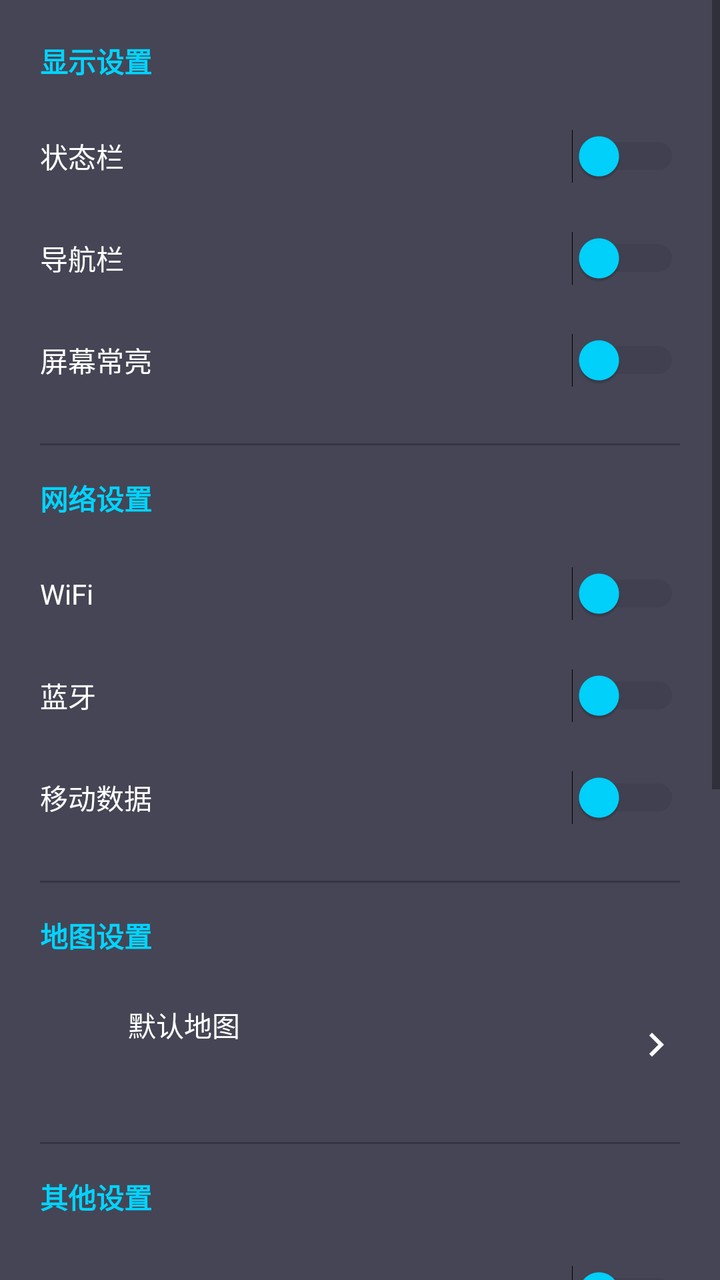
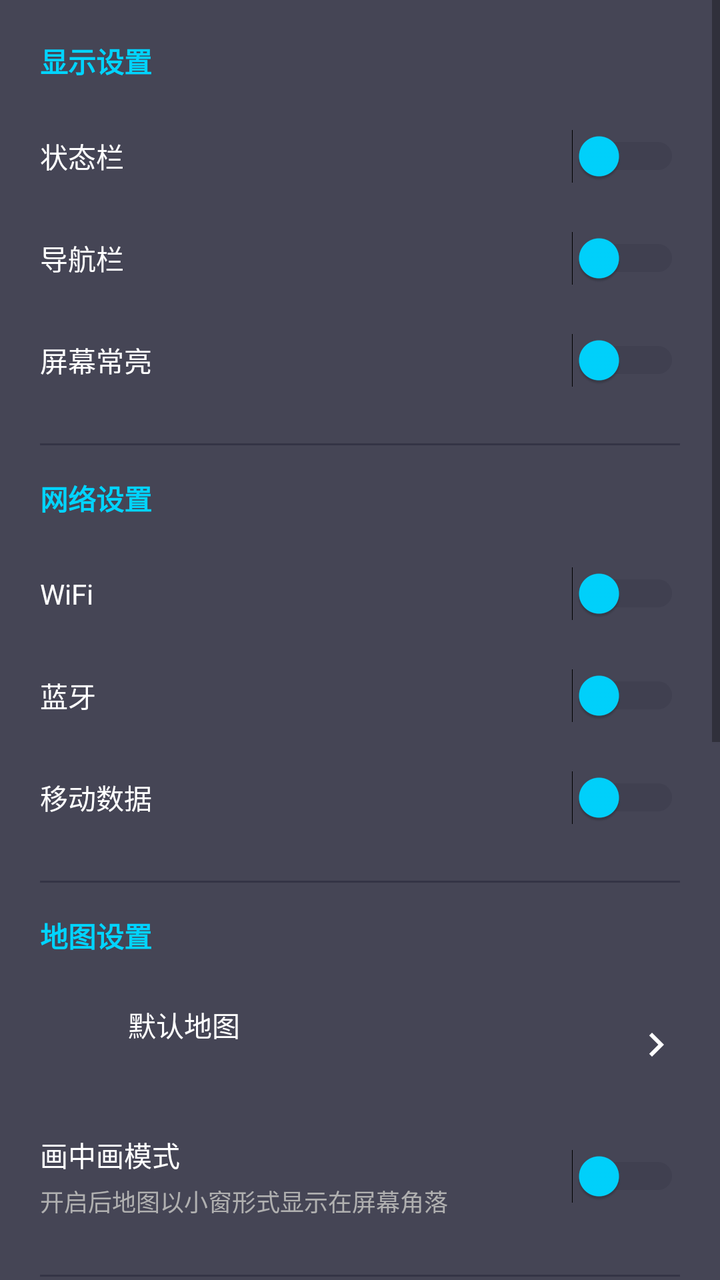

Compare the two renders of this Android layout. The source of the first and the diff that turns it into the second are given below.
<!-- AndroidManifest.xml: application theme Theme.YouthUI -->
<!-- res/layout/fragment_settings_system.xml -->
<?xml version="1.0" encoding="utf-8"?>
<LinearLayout xmlns:android="http://schemas.android.com/apk/res/android"
    android:layout_width="match_parent"
    android:layout_height="match_parent"
    android:orientation="vertical"
    android:background="@color/dark_tech_bg"
    android:padding="0dp">

    <ScrollView
        android:layout_width="match_parent"
        android:layout_height="match_parent"
        android:fillViewport="true">

        <LinearLayout
            android:layout_width="match_parent"
            android:layout_height="wrap_content"
            android:orientation="vertical"
            android:padding="20dp">

            
            <TextView
                android:layout_width="match_parent"
                android:layout_height="wrap_content"
                android:text="显示设置"
                android:textSize="14sp"
                android:textColor="@color/dark_tech_accent"
                android:textStyle="bold"
                android:paddingBottom="12dp" />

            <LinearLayout
                android:layout_width="match_parent"
                android:layout_height="wrap_content"
                android:orientation="horizontal"
                android:gravity="center_vertical"
                android:paddingVertical="12dp">

                <TextView
                    android:layout_width="0dp"
                    android:layout_height="wrap_content"
                    android:layout_weight="1"
                    android:text="状态栏"
                    android:textSize="14sp"
                    android:textColor="@color/dark_tech_text" />

                <Switch
                    android:id="@+id/switch_show_statusbar"
                    android:layout_width="wrap_content"
                    android:layout_height="wrap_content"
                    android:thumbTint="@color/dark_tech_accent"
                    android:trackTint="@color/dark_tech_bg_light" />
            </LinearLayout>

            <LinearLayout
                android:layout_width="match_parent"
                android:layout_height="wrap_content"
                android:orientation="horizontal"
                android:gravity="center_vertical"
                android:paddingVertical="12dp">

                <TextView
                    android:layout_width="0dp"
                    android:layout_height="wrap_content"
                    android:layout_weight="1"
                    android:text="导航栏"
                    android:textSize="14sp"
                    android:textColor="@color/dark_tech_text" />

                <Switch
                    android:id="@+id/switch_show_navbar"
                    android:layout_width="wrap_content"
                    android:layout_height="wrap_content"
                    android:thumbTint="@color/dark_tech_accent"
                    android:trackTint="@color/dark_tech_bg_light" />
            </LinearLayout>

            <LinearLayout
                android:layout_width="match_parent"
                android:layout_height="wrap_content"
                android:orientation="horizontal"
                android:gravity="center_vertical"
                android:paddingVertical="12dp">

                <TextView
                    android:layout_width="0dp"
                    android:layout_height="wrap_content"
                    android:layout_weight="1"
                    android:text="屏幕常亮"
                    android:textSize="14sp"
                    android:textColor="@color/dark_tech_text" />

                <Switch
                    android:id="@+id/switch_keep_screen_on"
                    android:layout_width="wrap_content"
                    android:layout_height="wrap_content"
                    android:thumbTint="@color/dark_tech_accent"
                    android:trackTint="@color/dark_tech_bg_light" />
            </LinearLayout>

            <View
                android:layout_width="match_parent"
                android:layout_height="1dp"
                android:background="@color/dark_tech_bg_light"
                android:layout_marginVertical="16dp" />

            
            <TextView
                android:layout_width="match_parent"
                android:layout_height="wrap_content"
                android:text="网络设置"
                android:textSize="14sp"
                android:textColor="@color/dark_tech_accent"
                android:textStyle="bold"
                android:paddingBottom="12dp" />

            <LinearLayout
                android:layout_width="match_parent"
                android:layout_height="wrap_content"
                android:orientation="horizontal"
                android:gravity="center_vertical"
                android:paddingVertical="12dp">

                <TextView
                    android:layout_width="0dp"
                    android:layout_height="wrap_content"
                    android:layout_weight="1"
                    android:text="WiFi"
                    android:textSize="14sp"
                    android:textColor="@color/dark_tech_text" />

                <Switch
                    android:id="@+id/switch_wifi"
                    android:layout_width="wrap_content"
                    android:layout_height="wrap_content"
                    android:thumbTint="@color/dark_tech_accent"
                    android:trackTint="@color/dark_tech_bg_light" />
            </LinearLayout>

            <LinearLayout
                android:layout_width="match_parent"
                android:layout_height="wrap_content"
                android:orientation="horizontal"
                android:gravity="center_vertical"
                android:paddingVertical="12dp">

                <TextView
                    android:layout_width="0dp"
                    android:layout_height="wrap_content"
                    android:layout_weight="1"
                    android:text="蓝牙"
                    android:textSize="14sp"
                    android:textColor="@color/dark_tech_text" />

                <Switch
                    android:id="@+id/switch_bluetooth"
                    android:layout_width="wrap_content"
                    android:layout_height="wrap_content"
                    android:thumbTint="@color/dark_tech_accent"
                    android:trackTint="@color/dark_tech_bg_light" />
            </LinearLayout>

            <LinearLayout
                android:layout_width="match_parent"
                android:layout_height="wrap_content"
                android:orientation="horizontal"
                android:gravity="center_vertical"
                android:paddingVertical="12dp">

                <TextView
                    android:layout_width="0dp"
                    android:layout_height="wrap_content"
                    android:layout_weight="1"
                    android:text="移动数据"
                    android:textSize="14sp"
                    android:textColor="@color/dark_tech_text" />

                <Switch
                    android:id="@+id/switch_mobile_data"
                    android:layout_width="wrap_content"
                    android:layout_height="wrap_content"
                    android:thumbTint="@color/dark_tech_accent"
                    android:trackTint="@color/dark_tech_bg_light" />
            </LinearLayout>

            <View
                android:layout_width="match_parent"
                android:layout_height="1dp"
                android:background="@color/dark_tech_bg_light"
                android:layout_marginVertical="16dp" />

            
            <TextView
                android:layout_width="match_parent"
                android:layout_height="wrap_content"
                android:text="地图设置"
                android:textSize="14sp"
                android:textColor="@color/dark_tech_accent"
                android:textStyle="bold"
                android:paddingBottom="12dp" />

            <LinearLayout
                android:id="@+id/layout_float_map_app"
                android:layout_width="match_parent"
                android:layout_height="wrap_content"
                android:orientation="horizontal"
                android:gravity="center_vertical"
                android:paddingVertical="12dp"
                android:background="?attr/selectableItemBackground"
                android:clickable="true"
                android:focusable="true">

                <ImageView
                    android:id="@+id/img_float_map_icon"
                    android:layout_width="32dp"
                    android:layout_height="32dp"
                    android:layout_marginEnd="12dp"
                    android:contentDescription="地图图标" />

                <LinearLayout
                    android:layout_width="0dp"
                    android:layout_height="wrap_content"
                    android:layout_weight="1"
                    android:orientation="vertical">

                    <TextView
                        android:layout_width="wrap_content"
                        android:layout_height="wrap_content"
                        android:text="默认地图"
                        android:textSize="14sp"
                        android:textColor="@color/dark_tech_text" />

                    <TextView
                        android:id="@+id/text_float_map_package"
                        android:layout_width="wrap_content"
                        android:layout_height="wrap_content"
                        android:textSize="12sp"
                        android:textColor="@color/dark_tech_text_secondary"
                        android:layout_marginTop="4dp" />
                </LinearLayout>

                <ImageView
                    android:layout_width="24dp"
                    android:layout_height="24dp"
                    android:src="@drawable/ic_arrow_right_white"
                    android:contentDescription="进入" />
            </LinearLayout>

            <View
                android:layout_width="match_parent"
                android:layout_height="1dp"
                android:background="@color/dark_tech_bg_light"
                android:layout_marginVertical="16dp" />

            
            <TextView
                android:layout_width="match_parent"
                android:layout_height="wrap_content"
                android:text="其他设置"
                android:textSize="14sp"
                android:textColor="@color/dark_tech_accent"
                android:textStyle="bold"
                android:paddingBottom="12dp" />

            <LinearLayout
                android:layout_width="match_parent"
                android:layout_height="wrap_content"
                android:orientation="horizontal"
                android:gravity="center_vertical"
                android:paddingVertical="12dp">

                <TextView
                    android:layout_width="0dp"
                    android:layout_height="wrap_content"
                    android:layout_weight="1"
                    android:text="触摸声音"
                    android:textSize="14sp"
                    android:textColor="@color/dark_tech_text" />

                <Switch
                    android:id="@+id/switch_touch_sound"
                    android:layout_width="wrap_content"
                    android:layout_height="wrap_content"
                    android:thumbTint="@color/dark_tech_accent"
                    android:trackTint="@color/dark_tech_bg_light" />
            </LinearLayout>

            <LinearLayout
                android:layout_width="match_parent"
                android:layout_height="wrap_content"
                android:orientation="horizontal"
                android:gravity="center_vertical"
                android:paddingVertical="12dp">

                <TextView
                    android:layout_width="0dp"
                    android:layout_height="wrap_content"
                    android:layout_weight="1"
                    android:text="振动反馈"
                    android:textSize="14sp"
                    android:textColor="@color/dark_tech_text" />

                <Switch
                    android:id="@+id/switch_vibration"
                    android:layout_width="wrap_content"
                    android:layout_height="wrap_content"
                    android:thumbTint="@color/dark_tech_accent"
                    android:trackTint="@color/dark_tech_bg_light" />
            </LinearLayout>

            <LinearLayout
                android:layout_width="match_parent"
                android:layout_height="wrap_content"
                android:orientation="horizontal"
                android:gravity="center_vertical"
                android:paddingVertical="12dp">

                <TextView
                    android:layout_width="0dp"
                    android:layout_height="wrap_content"
                    android:layout_weight="1"
                    android:text="通知管理"
                    android:textSize="14sp"
                    android:textColor="@color/dark_tech_text" />

                <ImageView
                    android:layout_width="24dp"
                    android:layout_height="24dp"
                    android:src="@drawable/ic_arrow_right_white"
                    android:contentDescription="进入" />
            </LinearLayout>

            <LinearLayout
                android:layout_width="match_parent"
                android:layout_height="wrap_content"
                android:orientation="horizontal"
                android:gravity="center_vertical"
                android:paddingVertical="12dp">

                <TextView
                    android:layout_width="0dp"
                    android:layout_height="wrap_content"
                    android:layout_weight="1"
                    android:text="应用权限"
                    android:textSize="14sp"
                    android:textColor="@color/dark_tech_text" />

                <ImageView
                    android:layout_width="24dp"
                    android:layout_height="24dp"
                    android:src="@drawable/ic_arrow_right_white"
                    android:contentDescription="进入" />
            </LinearLayout>

            <View
                android:layout_width="match_parent"
                android:layout_height="1dp"
                android:background="@color/dark_tech_bg_light"
                android:layout_marginVertical="16dp" />

            
            <TextView
                android:layout_width="match_parent"
                android:layout_height="wrap_content"
                android:text="系统工具"
                android:textSize="14sp"
                android:textColor="@color/dark_tech_accent"
                android:textStyle="bold"
                android:paddingBottom="12dp" />

            <LinearLayout
                android:id="@+id/layout_adb_permission"
                android:layout_width="match_parent"
                android:layout_height="wrap_content"
                android:orientation="horizontal"
                android:gravity="center_vertical"
                android:paddingVertical="12dp"
                android:background="?attr/selectableItemBackground"
                android:clickable="true"
                android:focusable="true">

                <LinearLayout
                    android:layout_width="0dp"
                    android:layout_height="wrap_content"
                    android:layout_weight="1"
                    android:orientation="vertical">

                    <TextView
                        android:layout_width="wrap_content"
                        android:layout_height="wrap_content"
                        android:text="ADB授权"
                        android:textSize="14sp"
                        android:textColor="@color/dark_tech_text" />

                    <TextView
                        android:layout_width="wrap_content"
                        android:layout_height="wrap_content"
                        android:text="通过ADB授予特殊权限"
                        android:textSize="12sp"
                        android:textColor="@color/dark_tech_text_secondary"
                        android:layout_marginTop="4dp" />
                </LinearLayout>

                <ImageView
                    android:layout_width="24dp"
                    android:layout_height="24dp"
                    android:src="@drawable/ic_arrow_right_white"
                    android:contentDescription="进入" />
            </LinearLayout>

            <View
                android:layout_width="match_parent"
                android:layout_height="1dp"
                android:background="@color/dark_tech_bg_light" />

            <LinearLayout
                android:id="@+id/layout_set_home"
                android:layout_width="match_parent"
                android:layout_height="wrap_content"
                android:orientation="horizontal"
                android:gravity="center_vertical"
                android:paddingVertical="12dp"
                android:background="?attr/selectableItemBackground"
                android:clickable="true"
                android:focusable="true">

                <LinearLayout
                    android:layout_width="0dp"
                    android:layout_height="wrap_content"
                    android:layout_weight="1"
                    android:orientation="vertical">

                    <TextView
                        android:layout_width="wrap_content"
                        android:layout_height="wrap_content"
                        android:text="注册为桌面应用"
                        android:textSize="14sp"
                        android:textColor="@color/dark_tech_text" />

                    <TextView
                        android:layout_width="wrap_content"
                        android:layout_height="wrap_content"
                        android:text="将Youth桌面设为默认桌面"
                        android:textSize="12sp"
                        android:textColor="@color/dark_tech_text_secondary"
                        android:layout_marginTop="4dp" />
                </LinearLayout>

                <ImageView
                    android:layout_width="24dp"
                    android:layout_height="24dp"
                    android:src="@drawable/ic_arrow_right_white"
                    android:contentDescription="进入" />
            </LinearLayout>

        </LinearLayout>
    </ScrollView>
</LinearLayout>
<!-- resources referenced by this layout -->
<resources>
  <color name="dark_tech_accent">#00D4FF</color>
  <color name="dark_tech_bg">#CC1A1A2E</color>
  <color name="dark_tech_bg_light">#661A1A2E</color>
  <color name="dark_tech_text">#FFFFFF</color>
  <color name="dark_tech_text_secondary">#B0B0B0</color>
  <!-- drawable ic_arrow_right_white (drawable) -->
  <?xml version="1.0" encoding="utf-8"?>
  <vector xmlns:android="http://schemas.android.com/apk/res/android"
      android:width="24dp"
      android:height="24dp"
      android:viewportWidth="24"
      android:viewportHeight="24">
      <path
          android:fillColor="#FFFFFF"
          android:pathData="M10,6L8.59,7.41 13.17,12l-4.58,4.59L10,18l6,-6z"/>
  </vector>
  <style name="Theme.YouthUI" parent="Theme.MaterialComponents.Light.NoActionBar">
          <item name="colorPrimary">@color/primary</item>
          <item name="colorPrimaryDark">@color/primary_dark</item>
          <item name="colorAccent">@color/accent</item>
          <item name="android:windowBackground">@color/background</item>
          <item name="android:navigationBarColor">@color/transparent</item>
          <item name="android:statusBarColor">@color/transparent</item>
          <item name="android:windowFullscreen">true</item>
          <item name="android:windowLayoutInDisplayCutoutMode">shortEdges</item>
          <item name="android:windowTranslucentNavigation">true</item>
          <item name="android:windowTranslucentStatus">true</item>
      </style>
  <color name="primary">#2196F3</color>
  <color name="primary_dark">#1976D2</color>
  <color name="accent">#FF4081</color>
  <color name="background">#F5F5F5</color>
  <color name="transparent">#00000000</color>
</resources>

<!-- the commit's change to res/layout/fragment_settings_system.xml (unified diff, before → after) -->
@@ -244,6 +244,43 @@
                     android:contentDescription="进入" />
             </LinearLayout>
 
+            <LinearLayout
+                android:layout_width="match_parent"
+                android:layout_height="wrap_content"
+                android:orientation="horizontal"
+                android:gravity="center_vertical"
+                android:paddingVertical="12dp">
+
+                <LinearLayout
+                    android:layout_width="0dp"
+                    android:layout_height="wrap_content"
+                    android:layout_weight="1"
+                    android:orientation="vertical">
+
+                    <TextView
+                        android:layout_width="wrap_content"
+                        android:layout_height="wrap_content"
+                        android:text="画中画模式"
+                        android:textSize="14sp"
+                        android:textColor="@color/dark_tech_text" />
+
+                    <TextView
+                        android:layout_width="wrap_content"
+                        android:layout_height="wrap_content"
+                        android:text="开启后地图以小窗形式显示在屏幕角落"
+                        android:textSize="12sp"
+                        android:textColor="@color/dark_tech_text_secondary"
+                        android:layout_marginTop="4dp" />
+                </LinearLayout>
+
+                <Switch
+                    android:id="@+id/switch_map_pip_mode"
+                    android:layout_width="wrap_content"
+                    android:layout_height="wrap_content"
+                    android:thumbTint="@color/dark_tech_accent"
+                    android:trackTint="@color/dark_tech_bg_light" />
+            </LinearLayout>
+
             <View
                 android:layout_width="match_parent"
                 android:layout_height="1dp"
